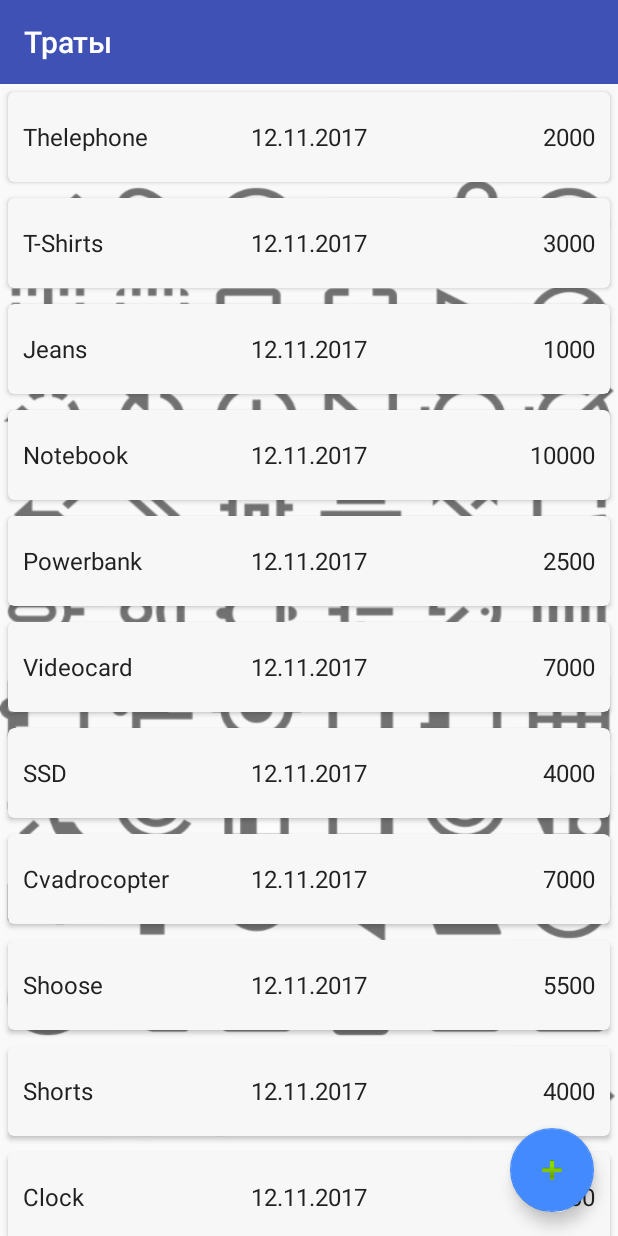
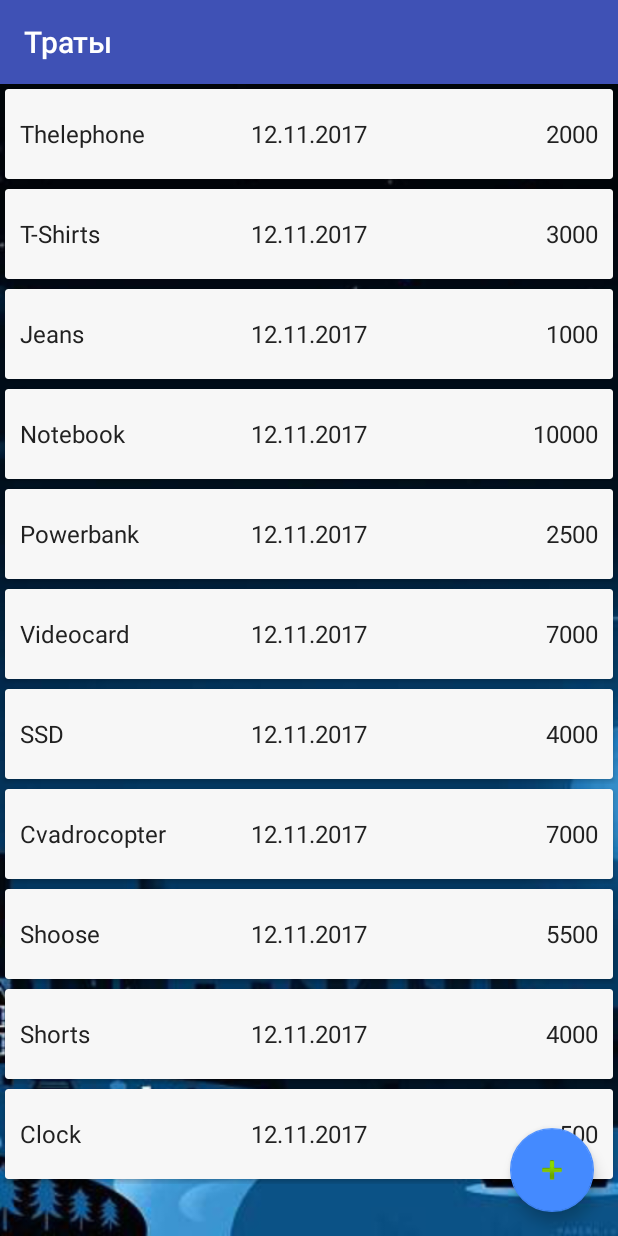
Before and after one commit to brick8/YrokListView2, an Android app: the screen it shows after launch (MainActivity), on a phone screen of 412 x 824 dp. Run offline under Robolectric (Android 15) with nearby library versions, the phone set to English and light mode, and no system bars; libraries missing offline, so code that uses them is left out: com.mikepenz.fontawesome_typeface_library, com.mikepenz.materialdrawer; 1 statement that could not run was skipped.

Commit message:
added new background

```diff
--- a/app/src/main/res/layout/list_categories.xml
+++ b/app/src/main/res/layout/list_categories.xml
@@ -6,12 +6,12 @@
     <android.support.v7.widget.CardView
         android:layout_width="match_parent"
         android:layout_height="60dp"
-        android:layout_margin="5dp"
-        android:layout_marginBottom="7dp"
+        android:layout_margin="3dp"
+        android:layout_marginBottom="5dp"
         android:clickable="true"
         android:foreground="?android:attr/selectableItemBackground"
         cardview:cardBackgroundColor="@color/background"
-        cardview:cardCornerRadius="4dp">
+        cardview:cardCornerRadius="2dp">
 
         <RelativeLayout
             android:layout_width="match_parent"
--- a/app/src/main/res/layout/list_item.xml
+++ b/app/src/main/res/layout/list_item.xml
@@ -8,12 +8,12 @@
     <android.support.v7.widget.CardView
         android:layout_width="match_parent"
         android:layout_height="60dp"
-        android:layout_margin="5dp"
-        android:layout_marginBottom="7dp"
+        android:layout_margin="3dp"
+        android:layout_marginBottom="5dp"
         android:clickable="true"
         android:foreground="?android:attr/selectableItemBackground"
         cardview:cardBackgroundColor="@color/background"
-        cardview:cardCornerRadius="4dp">
+        cardview:cardCornerRadius="2dp">
 
         <RelativeLayout
             android:layout_width="match_parent"
```
Also changed, not shown: app/src/main/res/drawable-hdpi/background.png (deleted), app/src/main/res/drawable-mdpi/background.png (deleted), app/src/main/res/drawable-xhdpi/background.png (deleted), app/src/main/res/drawable-xxhdpi/background.png (deleted), app/src/main/res/drawable-xxxhdpi/background.png (deleted), app/src/main/res/drawable/background.jpg (added), app/src/main/res/drawable/background.png (deleted).
